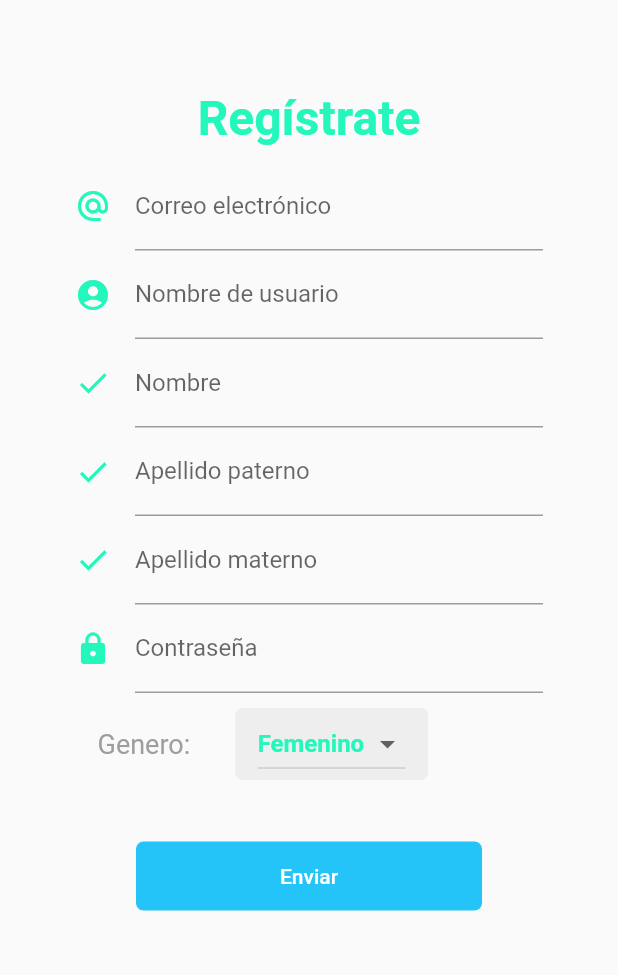
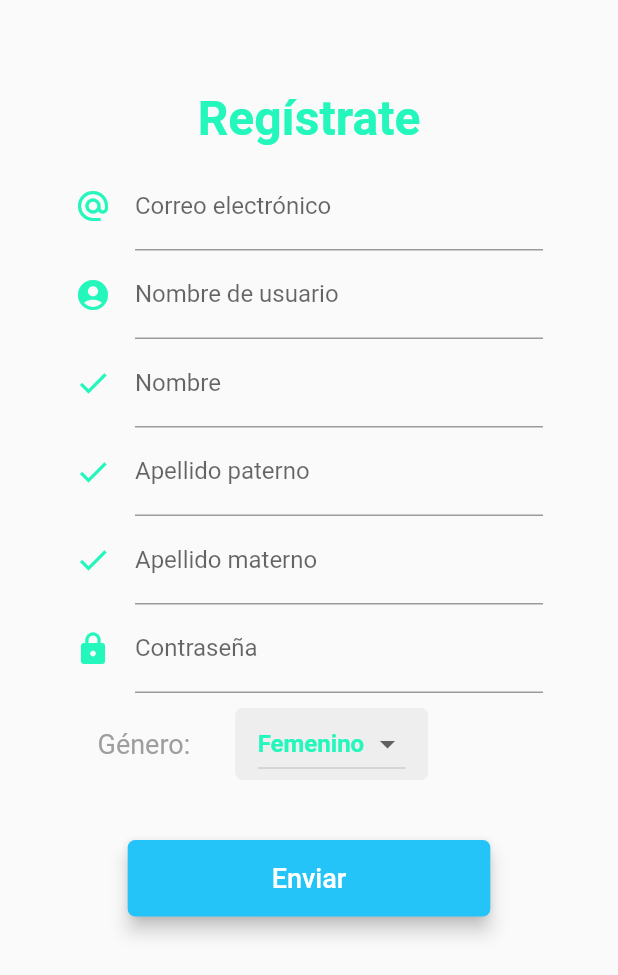
Before and after one commit to G3rson98/AsistenteMedicoFlutter-1, a Flutter app: the RegistrarUsuario screen opened by its route, on a phone screen of 412 x 824 dp. Shown: the top 975 px of the screen. Run offline on Flutter 3.47's test engine with Material 2 defaults, Android fonts, the phone set to English and light mode, and no system bars; our stand-ins replace file_picker, flutter_speed_dial, shared_preferences; missing offline and left inert: flutter_share, mime_type; accounts and stored records are empty.

Commit message:
Cambios en registrar usuario

```diff
--- a/lib/src/pages/registrarUsuario_page.dart
+++ b/lib/src/pages/registrarUsuario_page.dart
@@ -13,7 +13,7 @@ class RegistrarUsuario extends StatefulWidget {
 class _RegistrarUsuarioState extends State<RegistrarUsuario> {
 
   final formRegKey = GlobalKey<FormState>();
-  String _value = 'female';
+  String _value = 'Femenino';
 
   @override
   Widget build(BuildContext context) {
@@ -153,11 +153,11 @@ class _RegistrarUsuarioState extends State<RegistrarUsuario> {
         items: [
                 DropdownMenuItem(
                   child: Text("Femenino"),
-                  value: 'female',
+                  value: 'Femenino',
                 ),
                 DropdownMenuItem(
                   child: Text("Masculino"),
-                  value: 'male',
+                  value: 'Masculino',
                 ),
               ],
         onChanged: (value){
@@ -176,12 +176,12 @@ class _RegistrarUsuarioState extends State<RegistrarUsuario> {
     return RaisedButton(
       child: Container(
         padding: EdgeInsets.symmetric(horizontal: 80.0, vertical: 15.0),
-        child: Text('Enviar'),
+        child: Text('Enviar', style: TextStyle(fontSize: 18),),
       ),
       shape: RoundedRectangleBorder(
         borderRadius: BorderRadius.circular(5.0)
       ),
-      elevation: 0.0,
+      elevation: 5.0,
       color: Color.fromRGBO(36, 196, 249, 1.0),
       textColor: Colors.white,
       onPressed: () {},
@@ -212,7 +212,7 @@ class _RegistrarUsuarioState extends State<RegistrarUsuario> {
                   child: Row(
                   children: <Widget>[
                     Text(
-                      'Genero:',
+                      'Género:',
                       style: TextStyle(
                       color: Colors.grey,
                       fontSize: 18,
```
